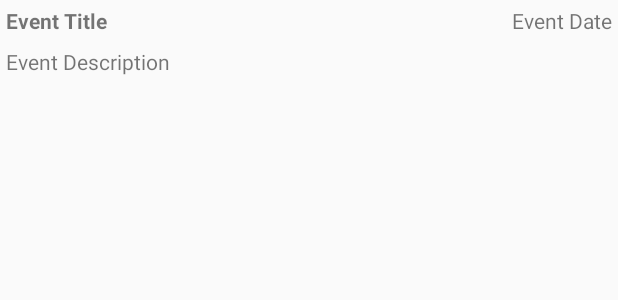
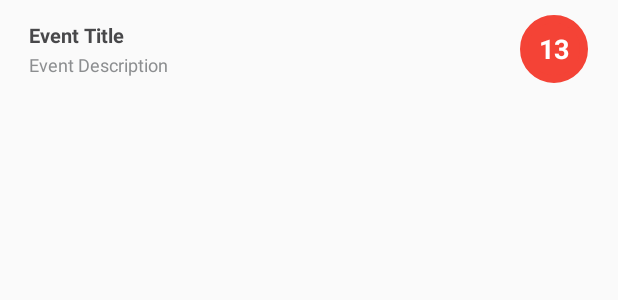
Before and after one commit to Valinthronix/OkayBlank, an Android app: the layout list_item_event.xml on its own in the app's theme, with its tools: preview values and no code run, on a phone screen of 412 x 824 dp. Shown: the top 300 px of the screen. Run offline under Robolectric (Android 15) with nearby library versions, the phone set to English and light mode, and no system bars.

Commit message:
Ill fixit later

```diff
--- /dev/null
+++ b/app/src/main/res/drawable/redcirc.xml
@@ -0,0 +1,7 @@
+<?xml version="1.0" encoding="utf-8"?>
+<shape xmlns:android="http://schemas.android.com/apk/res/android"
+    android:shape="oval">
+    <corners android:radius="10dip"/>
+    <stroke android:color="@color/Red" android:width="5dip"/>
+    <solid android:color="@color/Red"/>
+</shape>
--- a/app/src/main/res/layout/list_item_event.xml
+++ b/app/src/main/res/layout/list_item_event.xml
@@ -8,25 +8,44 @@
 
 	<TextView
 		android:id="@+id/list_item_event_date"
-		android:layout_width="wrap_content"
-		android:layout_height="wrap_content"
-		android:padding="4dp"
+		android:layout_width="45dp"
+		android:layout_height="45dp"
 		android:layout_alignParentRight="true"
-		tools:text="Event Date"/>
+		android:layout_marginRight="20dp"
+		android:layout_marginTop="10dp"
+		android:background="@drawable/redcirc"
+		android:fontFamily="sans-serif"
+		android:gravity="center"
+		android:textColor="@android:color/white"
+		android:textSize="18sp"
+		android:textStyle="bold"
+		tools:text="13" />
+
 	<TextView
 		android:id="@+id/list_item_event_title_text_view"
 		android:layout_width="match_parent"
 		android:layout_height="wrap_content"
+		android:layout_marginLeft="15dp"
+		android:layout_marginTop="10dp"
 		android:layout_toLeftOf="@id/list_item_event_date"
+		android:fontFamily="roboto-regular"
+		android:padding="4dp"
+		android:textAlignment="viewStart"
+		android:textColor="#48484A"
+		android:textSize="13.5sp"
 		android:textStyle="bold"
-        android:padding="4dp"
-        tools:text="Event Title"/>
+		tools:text="Event Title" />
 
 	<TextView
 		android:id="@+id/list_item_event_description_text_view"
 		android:layout_width="match_parent"
 		android:layout_height="wrap_content"
-        android:layout_below="@id/list_item_event_title_text_view"
+		android:layout_marginLeft="15dp"
 		android:padding="4dp"
-        tools:text="Event Description"/>
+		android:textColor="#8C8E90"
+		android:textSize="12sp"
+		tools:text="Event Description"
+		android:layout_alignBottom="@+id/list_item_event_date"
+		android:layout_alignParentEnd="true" />
+
 </RelativeLayout>
--- a/build.gradle
+++ b/build.gradle
@@ -5,7 +5,7 @@ buildscript {
         jcenter()
     }
     dependencies {
-        classpath 'com.android.tools.build:gradle:2.3.0'
+        classpath 'com.android.tools.build:gradle:2.3.1'
 
         // NOTE: Do not place your application dependencies here; they belong
         // in the individual module build.gradle files
```
Lines whose indentation alone changed are shown as unchanged.
